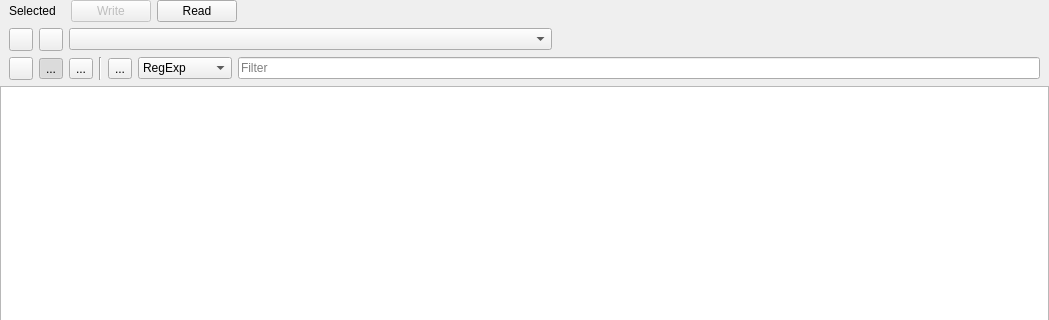
KTS-Intek/quick-collect, file zbyrator-water/watersleepscheduler.ui: the form before one commit; both pictures show x 0 to 1049 and y 0 to 320 of the 1049 by 559 pixel window.
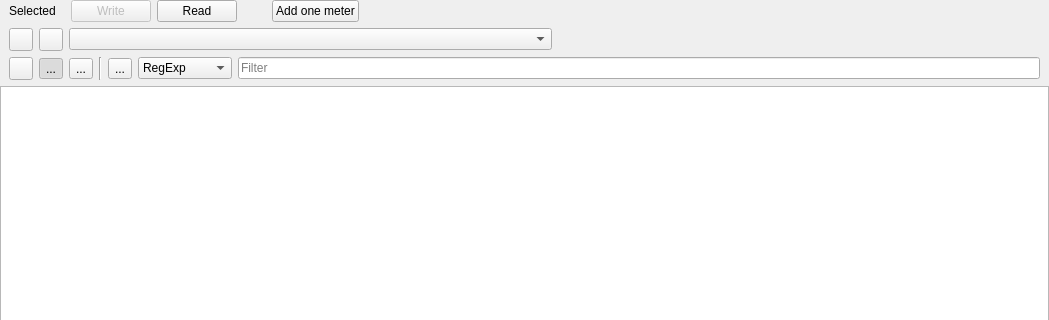
The form after the commit. Icons and pictures are not drawn.

The edit to the form file:
```diff
--- a/zbyrator-water/watersleepscheduler.ui
+++ b/zbyrator-water/watersleepscheduler.ui
@@ -91,6 +91,33 @@
         </layout>
        </widget>
       </item>
+      <item>
+       <spacer name="verticalSpacer">
+        <property name="orientation">
+         <enum>Qt::Vertical</enum>
+        </property>
+        <property name="sizeType">
+         <enum>QSizePolicy::Ignored</enum>
+        </property>
+        <property name="sizeHint" stdset="0">
+         <size>
+          <width>20</width>
+          <height>40</height>
+         </size>
+        </property>
+       </spacer>
+      </item>
+      <item>
+       <widget class="QPushButton" name="pbAddNi">
+        <property name="text">
+         <string>Add one meter</string>
+        </property>
+        <property name="icon">
+         <iconset resource="../res.qrc">
+          <normaloff>:/katynko/svg4/lc_fillcolor.svg</normaloff>:/katynko/svg4/lc_fillcolor.svg</iconset>
+        </property>
+       </widget>
+      </item>
       <item>
        <spacer name="horizontalSpacer">
         <property name="orientation">
```
